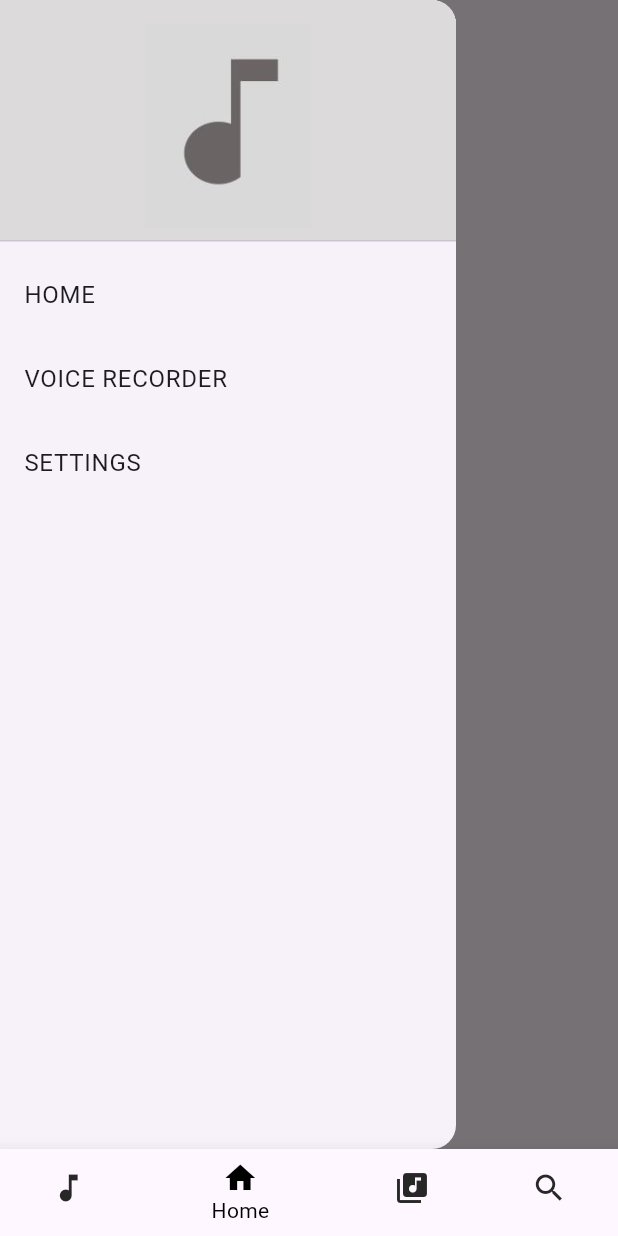
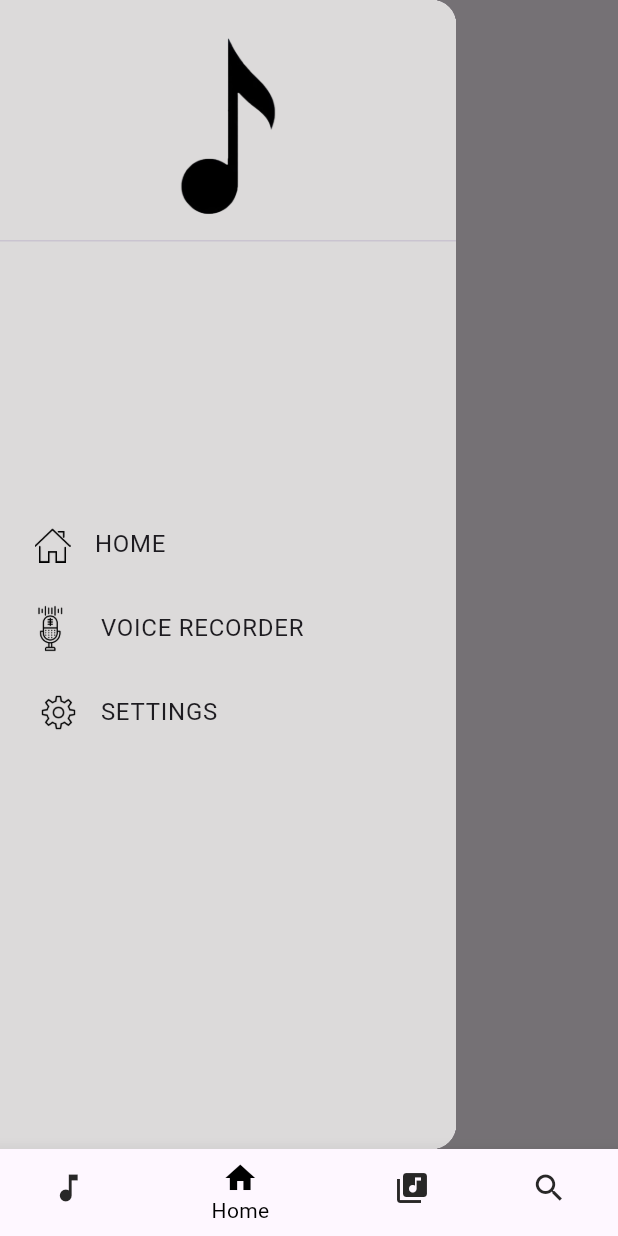
Before and after one commit to AbhilashTitus/apple_music_player, a Flutter app: the screen it shows after launch, item 2 of the bottom bar chosen, with the side drawer open, on a phone screen of 412 x 824 dp. Run offline on Flutter 3.47's test engine with Material 3 defaults, Android fonts, the phone set to English and light mode, and no system bars; our stand-ins replace hive, just_audio, on_audio_query, permission_handler; accounts and stored records are empty.

Commit message:
new spacing

```diff
--- a/lib/controls/bottom_navigation_bar.dart
+++ b/lib/controls/bottom_navigation_bar.dart
@@ -1,5 +1,4 @@
 // ignore_for_file: library_private_types_in_public_api
-
 import 'package:flutter/material.dart';
 
 class CustomBottomNavigationBar extends StatefulWidget {
--- a/lib/main.dart
+++ b/lib/main.dart
@@ -47,7 +47,7 @@ class _MainScreenState extends State<MainScreen> {
   void _onSongSelected(String filePath) {
     setState(() {
       _filePath = filePath;
-      _selectedIndex = 0; // Assuming NowPlaying is at index 0
+      _selectedIndex = 0;
     });
   }
 
--- a/lib/screen/allsongs.dart
+++ b/lib/screen/allsongs.dart
@@ -1,6 +1,5 @@
 // import 'package:apple_music_player/screen/nowplaying.dart';
 // ignore_for_file: library_private_types_in_public_api, prefer_final_fields, unused_field, unused_local_variable
-
 import 'package:flutter/material.dart';
 import 'package:on_audio_query/on_audio_query.dart';
 import 'package:permission_handler/permission_handler.dart';
--- a/lib/screen/home.dart
+++ b/lib/screen/home.dart
@@ -1,5 +1,4 @@
 // ignore_for_file: library_private_types_in_public_api
-
 import 'package:apple_music_player/screen/allsongs.dart';
 import 'package:apple_music_player/screen/nowplaying.dart';
 import 'package:apple_music_player/screen/recorder/recordscreen.dart';
@@ -19,7 +18,7 @@ class _HomePageState extends State<HomePage> {
   void _onSongSelected(String filePath) {
     setState(() {
       _filePath = filePath;
-      _selectedIndex = 0; // Assuming NowPlaying is at index 0
+      _selectedIndex = 0;
     });
   }
 
@@ -50,6 +49,8 @@ class _HomePageState extends State<HomePage> {
 
   Widget _buildDrawer() {
     return Drawer(
+      child: Container(
+        color: Color.fromARGB(255, 220, 218, 218),
         child: ListView(
           padding: EdgeInsets.zero,
           children: [
@@ -58,12 +59,23 @@ class _HomePageState extends State<HomePage> {
                 color: Color.fromARGB(255, 220, 218, 218),
               ),
               child: Image.asset(
-              'assets/logo.JPG',
-              width: 100,
-              height: 100,
+                'assets/newlogo.png',
+                width: 500,
+                height: 500,
               ),
             ),
+            Divider(color: Colors.transparent),
+            Padding(
+              padding: EdgeInsets.only(top: 150),
+              child: Column(
+                children: [
                   ListTile(
+                    contentPadding: EdgeInsets.only(left: 23),
+                    leading: Container(
+                      width: 24,
+                      height: 24,
+                      child: Image.asset('assets/homelogo.png'),
+                    ),
                     title: const Text('HOME'),
                     onTap: () {
                       setState(() {
@@ -73,19 +85,35 @@ class _HomePageState extends State<HomePage> {
                     },
                   ),
                   ListTile(
+                    leading: Container(
+                      width: 35,
+                      height: 35,
+                      child: Image.asset('assets/reclogo.png'),
+                    ),
                     title: const Text('VOICE RECORDER'),
                     onTap: () {
                       Navigator.push(
                         context,
-                MaterialPageRoute(builder: (context) => const RecorderScreen()),
+                        MaterialPageRoute(
+                            builder: (context) => const RecorderScreen()),
                       );
                     },
                   ),
                   ListTile(
+                    contentPadding: EdgeInsets.only(left: 27),
+                    leading: Container(
+                      width: 24,
+                      height: 24,
+                      child: Image.asset('assets/settingslogo.png'),
+                    ),
                     title: const Text('SETTINGS'),
                     onTap: () {},
                   ),
                 ],
+              ),
+            )
+          ],
+        ),
       ),
     );
   }
--- a/lib/screen/splash.dart
+++ b/lib/screen/splash.dart
@@ -36,7 +36,7 @@ class _SplashScreenState extends State<SplashScreen> {
           mainAxisAlignment: MainAxisAlignment.center,
           children: [
             Image.asset(
-              'assets/splashlogo.JPG',
+              'assets/newlogo.png',
               width: 200,
               height: 200,
             ),
```
Also changed, not shown: lib/screen/nowplaying.dart (+4 -6 lines), assets/homelogo.png (added), assets/newlogo.png (added), assets/settingslogo.png (added). Lines whose indentation alone changed are shown as unchanged.
